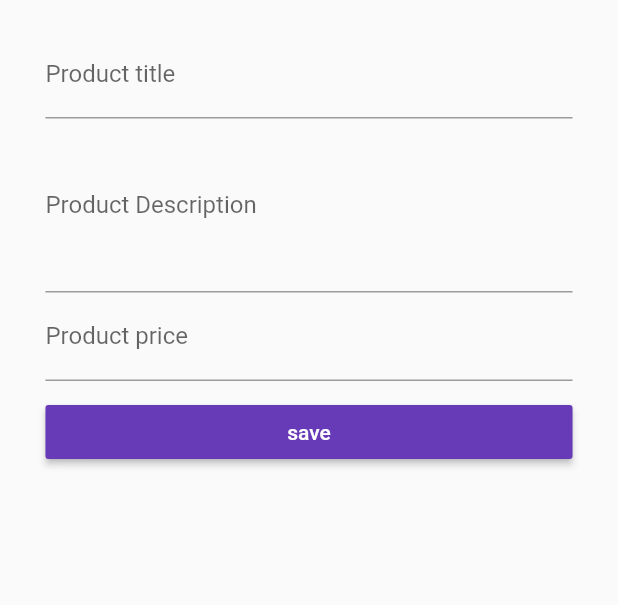
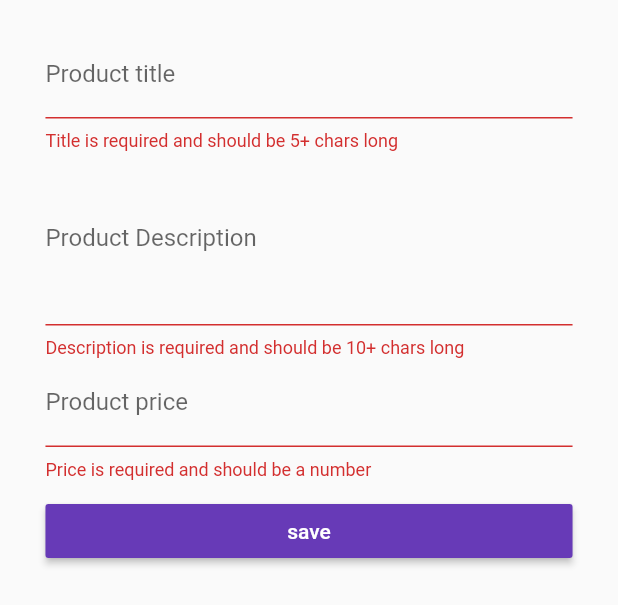
Before and after one commit to Hitvardhan-Singh-Solanki/flutter, a Flutter app: the ProductCreatePage widget shown alone on an empty page, opened directly with empty values, after a tap on "save", on a phone screen of 412 x 824 dp. Shown: the top 605 px of the screen. Run offline on Flutter 3.47's test engine with Material 2 defaults, Android fonts, the phone set to English and light mode, and no system bars.

```diff
--- a/lib/pages/product_create.dart
+++ b/lib/pages/product_create.dart
@@ -15,43 +15,64 @@ class _ProductCreateState extends State<ProductCreatePage> {
   String titleVal;
   String descVal;
   double priceVal;
+  final GlobalKey<FormState> _fromKey = GlobalKey<FormState>();
 
   Widget _buildTitleTextField() {
-    return TextField(
+    return TextFormField(
       decoration: InputDecoration(labelText: 'Product title'),
-      onChanged: (String val) {
+      onSaved: (String value) {
         setState(() {
-          titleVal = val;
+          titleVal = value;
         });
+      },
+      validator: (String value) {
+        if (value.isEmpty || value.length < 5) {
+          return 'Title is required and should be 5+ chars long';
+        }
       },
     );
   }
 
   Widget _buildDescTextField() {
-    return TextField(
-      decoration: InputDecoration(labelText: 'Product Description'),
-      onChanged: (String val) {
+    return TextFormField(
+      onSaved: (String value) {
         setState(() {
-          descVal = val;
+          descVal = value;
         });
       },
+      validator: (String value) {
+        if (value.isEmpty || value.length < 10) {
+          return 'Description is required and should be 10+ chars long';
+        }
+      },
+      decoration: InputDecoration(labelText: 'Product Description'),
       maxLines: 4,
     );
   }
 
   Widget _buildPriceTextField() {
-    return TextField(
-      decoration: InputDecoration(labelText: 'Product price'),
-      onChanged: (String val) {
+    return TextFormField(
+      onSaved: (String value) {
         setState(() {
-          priceVal = double.parse(val);
+          priceVal = double.parse(value);
         });
       },
+      validator: (String value) {
+        if (value.isEmpty ||
+            !RegExp(r'^(?:[1-9]\d*|0)?(?:\.\d+)?$').hasMatch(value)) {
+          return 'Price is required and should be a number';
+        }
+      },
+      decoration: InputDecoration(labelText: 'Product price'),
       keyboardType: TextInputType.number,
     );
   }
 
   void _onButtonPressHanlder() {
+    if (!_fromKey.currentState.validate()) {
+      return;
+    }
+    _fromKey.currentState.save();
     final Map<String, dynamic> product = {
       'title': titleVal,
       'description': descVal,
@@ -69,6 +90,8 @@ class _ProductCreateState extends State<ProductCreatePage> {
     final double targetPadding = deviceWidth - targetWidth;
     return Container(
       margin: EdgeInsets.all(20.0),
+      child: Form(
+        key: _fromKey,
         child: ListView(
           padding: EdgeInsets.symmetric(horizontal: targetPadding / 2),
           children: <Widget>[
@@ -85,6 +108,7 @@ class _ProductCreateState extends State<ProductCreatePage> {
             )
           ],
         ),
+      ),
     );
   }
 }
```
Lines whose indentation alone changed are shown as unchanged.
